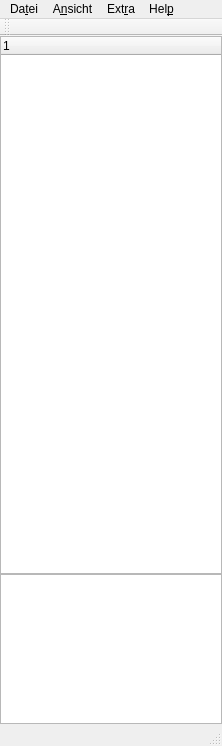
Above: server/server/mainwindow.ui from ubuettemeier/OpenCVD before the change. Below: the same form after it.
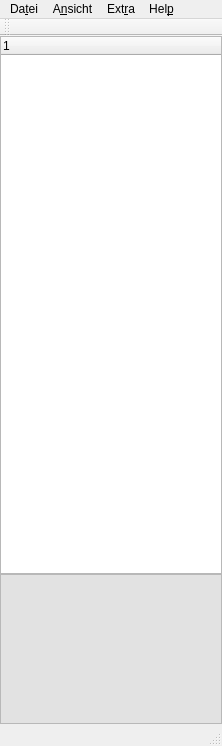
That is the form after the change.

```diff
--- a/server/server/mainwindow.ui
+++ b/server/server/mainwindow.ui
@@ -59,6 +59,46 @@
         <height>150</height>
        </size>
       </property>
+      <property name="palette">
+       <palette>
+        <active>
+         <colorrole role="Base">
+          <brush brushstyle="SolidPattern">
+           <color alpha="255">
+            <red>226</red>
+            <green>226</green>
+            <blue>226</blue>
+           </color>
+          </brush>
+         </colorrole>
+        </active>
+        <inactive>
+         <colorrole role="Base">
+          <brush brushstyle="SolidPattern">
+           <color alpha="255">
+            <red>226</red>
+            <green>226</green>
+            <blue>226</blue>
+           </color>
+          </brush>
+         </colorrole>
+        </inactive>
+        <disabled>
+         <colorrole role="Base">
+          <brush brushstyle="SolidPattern">
+           <color alpha="255">
+            <red>239</red>
+            <green>235</green>
+            <blue>231</blue>
+           </color>
+          </brush>
+         </colorrole>
+        </disabled>
+       </palette>
+      </property>
+      <property name="layoutDirection">
+       <enum>Qt::LeftToRight</enum>
+      </property>
      </widget>
     </item>
    </layout>
```
Left out of the diff: 2 changed lines with no effect on the pictures.
